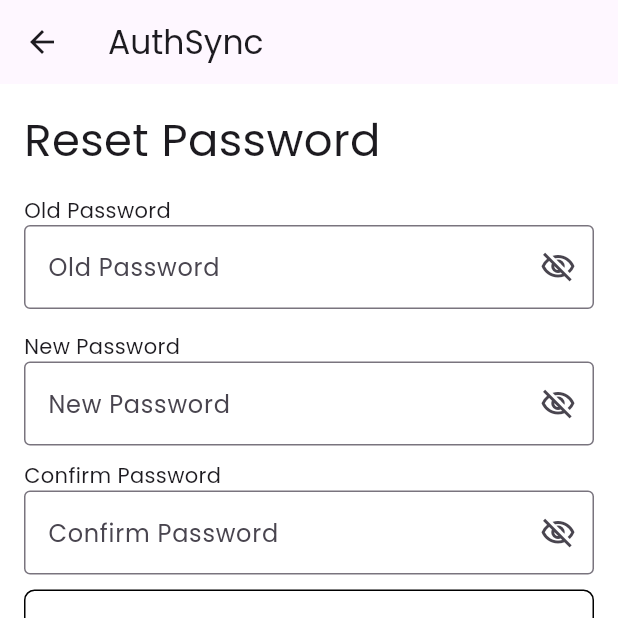
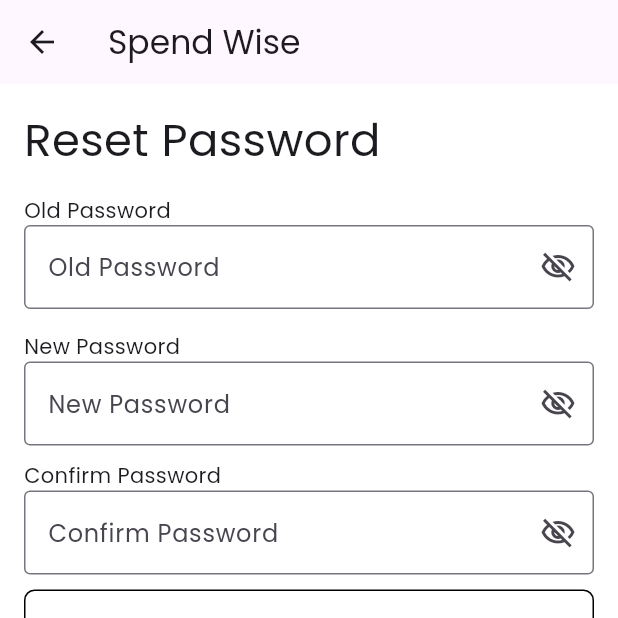
Before and after one commit to anjumArnab/Spend-Wise, a Flutter app: the ResetPasswordPage screen opened directly, after a tap on "Reset", on a phone screen of 412 x 824 dp, the top half of it. Run offline on Flutter 3.47's test engine with Material 3 defaults, Android fonts, the phone set to English and light mode, and no system bars; our stand-ins replace cloud_firestore, firebase_auth, firebase_core, google_fonts, image_picker; missing offline and left inert: google_mlkit_text_recognition; accounts and stored records are empty; generated files the repository leaves out were written again; network calls fail.

Commit message:
app bar text chnaged

```diff
--- a/lib/screens/forget_password_page.dart
+++ b/lib/screens/forget_password_page.dart
@@ -45,7 +45,7 @@ class _ForgetPasswordPageState extends State<ForgetPasswordPage> {
   Widget build(BuildContext context) {
     return Scaffold(
       appBar: AppBar(
-        title: const Text('AuthSync'),
+        title: const Text('Spend Wise'),
       ),
       body: Padding(
         padding: const EdgeInsets.all(8.0),
--- a/lib/screens/reset_password_page.dart
+++ b/lib/screens/reset_password_page.dart
@@ -49,7 +49,7 @@ class _ResetPasswordPageState extends State<ResetPasswordPage> {
       _passwordController.clear();
       _confirmPasswordController.clear();
 
-      Navigator.pop(context); // Navigate back on success
+      Navigator.pop(context);
     }
   }
 
@@ -57,7 +57,7 @@ class _ResetPasswordPageState extends State<ResetPasswordPage> {
   Widget build(BuildContext context) {
     return Scaffold(
       appBar: AppBar(
-        title: const Text("AuthSync"),
+        title: const Text("Spend Wise"),
       ),
       body: Padding(
         padding: const EdgeInsets.all(16),
```
